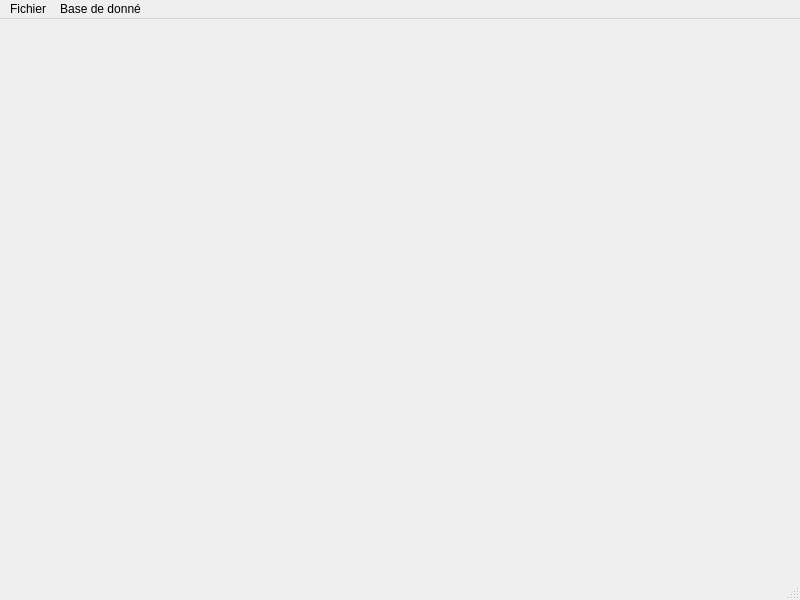
Before: the Qt Designer form RCDB_editor/src/mainWin.ui in Shiroy/NetworkMove, drawn with Qt 5.
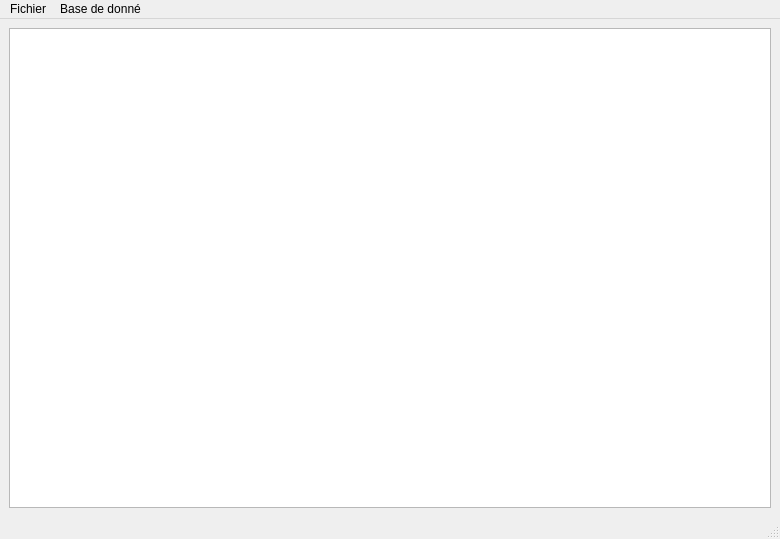
After: the same form once the commit is applied.

The edit to the form file:
```diff
--- a/RCDB_editor/src/mainWin.ui
+++ b/RCDB_editor/src/mainWin.ui
@@ -6,20 +6,30 @@
    <rect>
     <x>0</x>
     <y>0</y>
-    <width>800</width>
-    <height>600</height>
+    <width>780</width>
+    <height>539</height>
    </rect>
   </property>
   <property name="windowTitle">
    <string>MainWindow</string>
   </property>
-  <widget class="QWidget" name="centralwidget"/>
+  <widget class="QWidget" name="centralwidget">
+   <layout class="QVBoxLayout" name="verticalLayout">
+    <item>
+     <widget class="QTableView" name="view">
+      <property name="editTriggers">
+       <set>QAbstractItemView::NoEditTriggers</set>
+      </property>
+     </widget>
+    </item>
+   </layout>
+  </widget>
   <widget class="QMenuBar" name="menubar">
    <property name="geometry">
     <rect>
      <x>0</x>
      <y>0</y>
-     <width>800</width>
+     <width>780</width>
      <height>19</height>
     </rect>
    </property>
```
Left out of the diff: 7 changed lines with no effect on the pictures.
